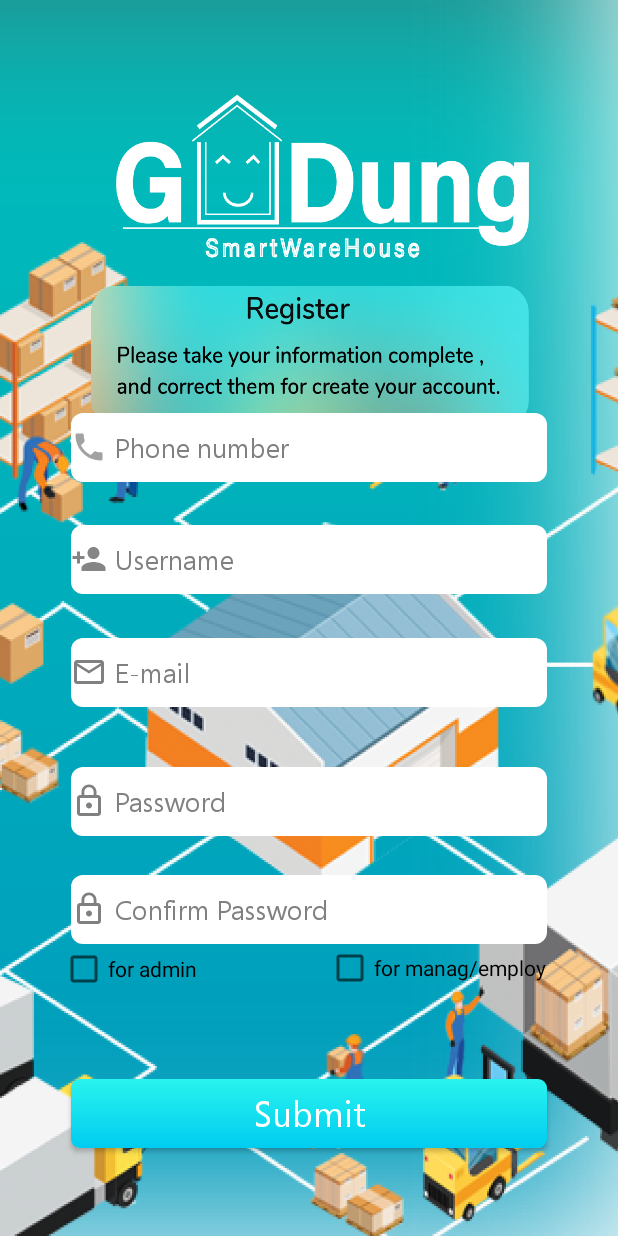
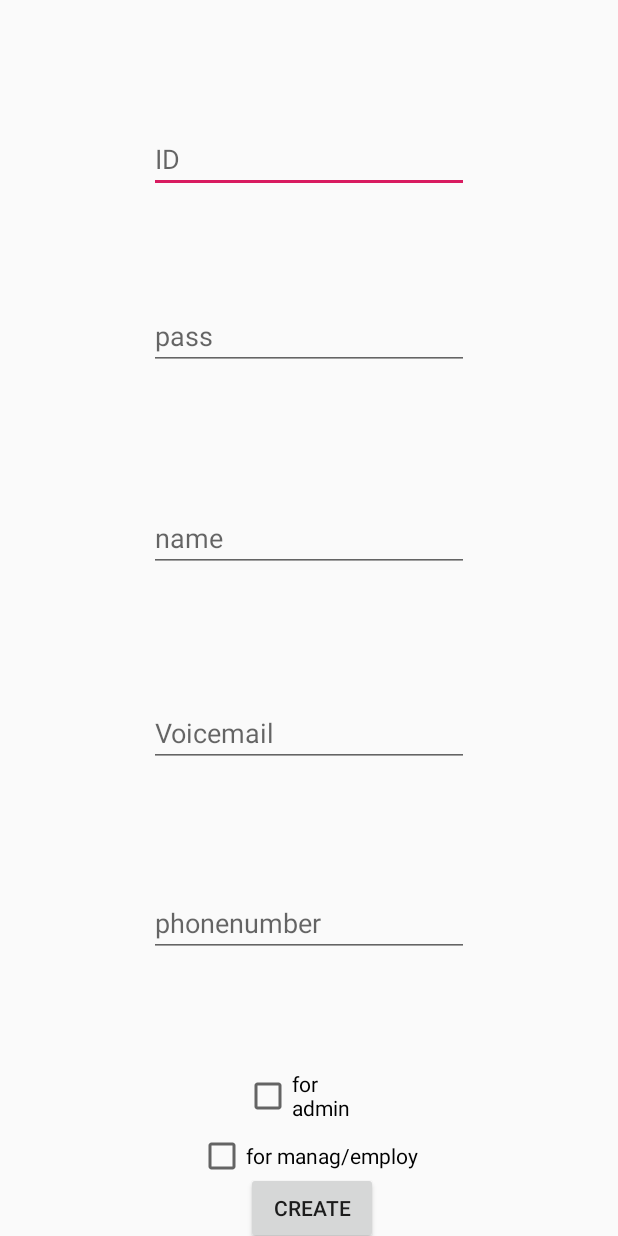
Before and after one commit to tammapon/warehouse, an Android app: the page_register screen opened directly, with no data from a screen before it, on a phone screen of 412 x 824 dp. Run offline under Robolectric (Android 15) with nearby library versions, the phone set to English and light mode, and no system bars.

Commit message:
Revert "update 2"
This reverts commit 1c3910a9e5922f17ce1c72c79fde1103c2a43f07.

```diff
--- a/app/src/main/java/com/example/test4/page_login.java
+++ b/app/src/main/java/com/example/test4/page_login.java
@@ -7,10 +7,7 @@ import android.os.Bundle;
 import android.view.View;
 import android.widget.Button;
 import android.widget.EditText;
-import android.widget.TextView;
 import android.widget.Toast;
-
-import org.w3c.dom.Text;
 
 public class page_login extends AppCompatActivity {
     EditText id_login,pass_login;
@@ -25,7 +22,7 @@ public class page_login extends AppCompatActivity {
         id_login=(EditText)findViewById(R.id.id_login);
         pass_login=(EditText)findViewById(R.id.pass_login);
         access_login=(Button)findViewById(R.id.access_login);
-        register_login=(Button) findViewById(R.id.register_login);
+        register_login=(Button)findViewById(R.id.register_login);
 
         register_login.setOnClickListener(new View.OnClickListener() {
             @Override
--- a/app/src/main/java/com/example/test4/page_register.java
+++ b/app/src/main/java/com/example/test4/page_register.java
@@ -15,10 +15,12 @@ public class page_register extends AppCompatActivity {
     CheckBox checkbox_A,checkbox_ME;
     EditText id_regis,pass_regis,name_regis,mail_regis,phone_regis;
     Button create_register;
+
     @Override
     protected void onCreate(Bundle savedInstanceState) {
         super.onCreate(savedInstanceState);
         setContentView(R.layout.activity_page_register);
+
         create_register=(Button)findViewById(R.id.button_create_regis);
         checkbox_A=(CheckBox)findViewById(R.id.checkBox_admin);
         checkbox_ME=(CheckBox)findViewById(R.id.checkBox_manager_employee);
@@ -27,6 +29,7 @@ public class page_register extends AppCompatActivity {
         name_regis=(EditText)findViewById(R.id.name_regis);
         mail_regis=(EditText)findViewById(R.id.mail_regis);
         phone_regis=(EditText)findViewById(R.id.phone_regis);
+
         create_register.setOnClickListener(new View.OnClickListener() {
             @Override
             public void onClick(View v) {
--- a/app/src/main/res/drawable/ic_call_black_24dp.xml
+++ /dev/null
@@ -1,5 +0,0 @@
-<vector android:height="24dp" android:tint="#8A8A8A"
-    android:viewportHeight="24.0" android:viewportWidth="24.0"
-    android:width="24dp" xmlns:android="http://schemas.android.com/apk/res/android">
-    <path android:fillColor="#FF000000" android:pathData="M6.62,10.79c1.44,2.83 3.76,5.14 6.59,6.59l2.2,-2.2c0.27,-0.27 0.67,-0.36 1.02,-0.24 1.12,0.37 2.33,0.57 3.57,0.57 0.55,0 1,0.45 1,1V20c0,0.55 -0.45,1 -1,1 -9.39,0 -17,-7.61 -17,-17 0,-0.55 0.45,-1 1,-1h3.5c0.55,0 1,0.45 1,1 0,1.25 0.2,2.45 0.57,3.57 0.11,0.35 0.03,0.74 -0.25,1.02l-2.2,2.2z"/>
-</vector>
--- a/app/src/main/res/drawable/phone.xml
+++ /dev/null
@@ -1,5 +0,0 @@
-<vector android:height="24dp" android:tint="#A2A2A2"
-    android:viewportHeight="24.0" android:viewportWidth="24.0"
-    android:width="24dp" xmlns:android="http://schemas.android.com/apk/res/android">
-    <path android:fillColor="#FF000000" android:pathData="M6.62,10.79c1.44,2.83 3.76,5.14 6.59,6.59l2.2,-2.2c0.27,-0.27 0.67,-0.36 1.02,-0.24 1.12,0.37 2.33,0.57 3.57,0.57 0.55,0 1,0.45 1,1V20c0,0.55 -0.45,1 -1,1 -9.39,0 -17,-7.61 -17,-17 0,-0.55 0.45,-1 1,-1h3.5c0.55,0 1,0.45 1,1 0,1.25 0.2,2.45 0.57,3.57 0.11,0.35 0.03,0.74 -0.25,1.02l-2.2,2.2z"/>
-</vector>
--- a/app/src/main/res/layout/activity_page_register.xml
+++ b/app/src/main/res/layout/activity_page_register.xml
@@ -4,24 +4,18 @@
     xmlns:tools="http://schemas.android.com/tools"
     android:layout_width="match_parent"
     android:layout_height="match_parent"
-    android:background="@drawable/register1"
     tools:context=".page_register">
 
     <EditText
         android:id="@+id/id_regis"
-        android:layout_width="317dp"
-        android:layout_height="46dp"
-        android:layout_marginTop="275dp"
-        android:background="@drawable/button_white"
-        android:drawablePadding="5dp"
+        android:layout_width="wrap_content"
+        android:layout_height="wrap_content"
+        android:layout_marginTop="10dp"
+        android:autofillHints=""
         android:ems="10"
-        android:fontFamily="@font/segoe"
-        android:drawableStart="@drawable/phone"
-        android:hint="Phone number"
-        android:inputType="textEmailAddress"
-        android:textColor="#000000"
-        android:textColorHint="#808080"
-        app:layout_constraintBottom_toBottomOf="parent"
+        android:hint="@string/id"
+        android:inputType="textPersonName"
+        app:layout_constraintBottom_toTopOf="@+id/pass_regis"
         app:layout_constraintEnd_toEndOf="parent"
         app:layout_constraintStart_toStartOf="parent"
         app:layout_constraintTop_toTopOf="parent"
@@ -29,97 +23,70 @@
 
     <EditText
         android:id="@+id/pass_regis"
-        android:layout_width="317dp"
-        android:layout_height="46dp"
-        android:layout_marginTop="350dp"
-        android:background="@drawable/button_white"
-        android:drawableStart="@drawable/personadd"
-        android:drawablePadding="5dp"
+        android:layout_width="wrap_content"
+        android:layout_height="wrap_content"
+        android:layout_marginBottom="16dp"
         android:ems="10"
-        android:fontFamily="@font/segoe"
-        android:hint="Username"
+        android:hint="@string/pass"
+        android:importantForAutofill="no"
+        android:inputType="textPassword"
+        app:layout_constraintBottom_toTopOf="@+id/name_regis"
+        app:layout_constraintEnd_toEndOf="parent"
+        app:layout_constraintStart_toStartOf="parent"
+        app:layout_constraintTop_toBottomOf="@+id/id_regis" />
+
+    <EditText
+        android:id="@+id/name_regis"
+        android:layout_width="wrap_content"
+        android:layout_height="wrap_content"
+        android:layout_marginBottom="12dp"
+        android:autofillHints=""
+        android:ems="10"
+        android:hint="@string/name"
+        android:inputType="textPersonName"
+        app:layout_constraintBottom_toTopOf="@+id/mail_regis"
+        app:layout_constraintEnd_toEndOf="parent"
+        app:layout_constraintStart_toStartOf="parent"
+        app:layout_constraintTop_toBottomOf="@+id/pass_regis" />
+
+    <EditText
+        android:id="@+id/mail_regis"
+        android:layout_width="wrap_content"
+        android:layout_height="wrap_content"
+        android:layout_marginBottom="8dp"
+        android:ems="10"
+        android:hint="@android:string/defaultVoiceMailAlphaTag"
         android:inputType="textEmailAddress"
-        android:textColor="#000000"
-        android:textColorHint="#808080"
+        app:layout_constraintBottom_toTopOf="@+id/phone_regis"
+        app:layout_constraintEnd_toEndOf="parent"
+        app:layout_constraintHorizontal_bias="0.5"
+        app:layout_constraintStart_toStartOf="parent"
+        app:layout_constraintTop_toBottomOf="@+id/name_regis"
+        android:autofillHints="" />
+
+    <EditText
+        android:id="@+id/phone_regis"
+        android:layout_width="wrap_content"
+        android:layout_height="wrap_content"
+        android:autofillHints=""
+        android:ems="10"
+        android:hint="@string/phonenumber"
+        android:inputType="phone"
+        app:layout_constraintBottom_toTopOf="@+id/checkBox_admin"
+        app:layout_constraintEnd_toEndOf="parent"
+        app:layout_constraintStart_toStartOf="parent"
+        app:layout_constraintTop_toBottomOf="@+id/mail_regis" />
+
+    <CheckBox
+        android:id="@+id/checkBox_admin"
+        android:layout_width="87dp"
+        android:layout_height="40dp"
+        android:text="@string/for_admin"
         app:layout_constraintBottom_toBottomOf="parent"
         app:layout_constraintEnd_toEndOf="parent"
         app:layout_constraintStart_toStartOf="parent"
-        app:layout_constraintTop_toTopOf="parent"
-        app:layout_constraintVertical_bias="0.0" />
-
-
-    <EditText
-        android:id="@+id/name_regis"
-        android:layout_width="317dp"
-        android:layout_height="46dp"
-        android:layout_marginTop="425dp"
-        android:background="@drawable/button_white"
-        android:drawableStart="@drawable/ic_mail_outline_black_24dp"
-        android:drawableLeft="@drawable/ic_mail_outline_black_24dp"
-        android:drawablePadding="5dp"
-        android:ems="10"
-        android:fontFamily="@font/segoe"
-        android:hint="E-mail"
-        android:inputType="textEmailAddress"
-        android:textColor="#000000"
-        android:textColorHint="#808080"
-        app:layout_constraintBottom_toBottomOf="parent"
-        app:layout_constraintEnd_toEndOf="parent"
-        app:layout_constraintStart_toStartOf="parent"
-        app:layout_constraintTop_toTopOf="parent"
-        app:layout_constraintVertical_bias="0.0" />
-
-    <EditText
-        android:id="@+id/mail_regis"
-        android:layout_width="317dp"
-        android:layout_height="46dp"
-        android:layout_marginTop="500dp"
-        android:background="@drawable/button_white"
-        android:drawableStart="@drawable/log"
-        android:drawableLeft="@drawable/log"
-        android:drawablePadding="5dp"
-        android:ems="10"
-        android:fontFamily="@font/segoe"
-        android:hint="Password"
-        android:inputType="textPassword"
-        android:textColorHint="#808080"
-        app:layout_constraintBottom_toBottomOf="parent"
-        app:layout_constraintEnd_toEndOf="parent"
-        app:layout_constraintStart_toStartOf="parent"
-        app:layout_constraintTop_toTopOf="parent"
-        app:layout_constraintVertical_bias="0.04000002" />
-
-    <EditText
-        android:id="@+id/phone_regis"
-        android:layout_width="317dp"
-        android:layout_height="46dp"
-        android:layout_marginTop="575dp"
-        android:background="@drawable/button_white"
-        android:drawableStart="@drawable/log"
-        android:drawableLeft="@drawable/log"
-        android:drawablePadding="5dp"
-        android:ems="10"
-        android:fontFamily="@font/segoe"
-        android:hint="Confirm Password"
-        android:inputType="textPassword"
-        android:textColorHint="#808080"
-        app:layout_constraintBottom_toBottomOf="parent"
-        app:layout_constraintEnd_toEndOf="parent"
-        app:layout_constraintStart_toStartOf="parent"
-        app:layout_constraintTop_toTopOf="parent"
-        app:layout_constraintVertical_bias="0.04000002" />
-
-    <CheckBox
-        android:id="@+id/checkBox_admin"
-        android:layout_width="135dp"
-        android:layout_height="33dp"
-        android:text="@string/for_admin"
-        app:layout_constraintBottom_toBottomOf="parent"
-        app:layout_constraintEnd_toEndOf="parent"
-        app:layout_constraintHorizontal_bias="0.145"
-        app:layout_constraintStart_toStartOf="parent"
         app:layout_constraintTop_toBottomOf="@+id/phone_regis"
-        app:layout_constraintVertical_bias="0.0" />
+        app:layout_constraintVertical_bias="0.183" />
 
     <CheckBox
         android:id="@+id/checkBox_manager_employee"
@@ -128,29 +95,21 @@
         android:text="@string/for_manag_employ"
         app:layout_constraintBottom_toBottomOf="parent"
         app:layout_constraintEnd_toEndOf="parent"
-        app:layout_constraintHorizontal_bias="0.819"
+        app:layout_constraintHorizontal_bias="0.498"
         app:layout_constraintStart_toStartOf="parent"
-        app:layout_constraintTop_toBottomOf="@+id/phone_regis"
-        app:layout_constraintVertical_bias="0.0" />
+        app:layout_constraintTop_toBottomOf="@+id/checkBox_admin"
+        app:layout_constraintVertical_bias="0.095" />
 
     <Button
         android:id="@+id/button_create_regis"
-        android:layout_width="317dp"
-        android:layout_height="46dp"
-        android:layout_marginTop="650dp"
-        android:background="@drawable/drawable_menu"
-        android:drawablePadding="5dp"
-        android:ems="10"
-        android:fontFamily="@font/segoe"
-        android:inputType="textEmailAddress"
-        android:text="Submit"
-        android:textAlignment="center"
-        android:textColor="#FFFFFF"
-        android:textSize="24sp"
+        android:layout_width="wrap_content"
+        android:layout_height="wrap_content"
+        android:text="@string/create"
         app:layout_constraintBottom_toBottomOf="parent"
         app:layout_constraintEnd_toEndOf="parent"
+        app:layout_constraintHorizontal_bias="0.507"
         app:layout_constraintStart_toStartOf="parent"
-        app:layout_constraintTop_toTopOf="parent"
-        app:layout_constraintVertical_bias="0.542" />
+        app:layout_constraintTop_toBottomOf="@+id/checkBox_manager_employee"
+        app:layout_constraintVertical_bias="0.512" />
 
 </androidx.constraintlayout.widget.ConstraintLayout>
--- a/app/src/main/res/values/colors.xml
+++ b/app/src/main/res/values/colors.xml
@@ -1,6 +1,6 @@
 <?xml version="1.0" encoding="utf-8"?>
 <resources>
-    <color name="colorPrimary">#00F8F7F7</color>
+    <color name="colorPrimary">#008577</color>
     <color name="colorPrimaryDark">#00574B</color>
     <color name="colorAccent">#D81B60</color>
 </resources>
```
Also changed, not shown: app/src/main/res/layout/activity_page_login.xml (+24 -53 lines).
